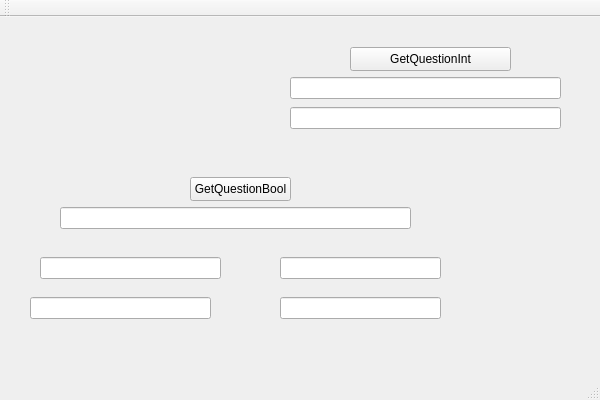
The window that ProjectModernCpp/Client/Game.ui (BogdanDeaconu/ProjectModernCpp) describes before a commit, drawn with Qt 5.
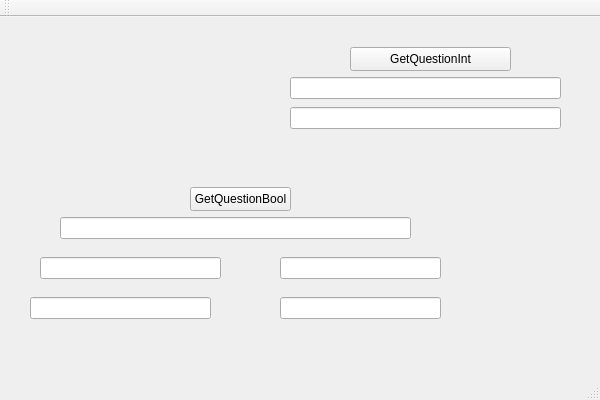
The same window after the commit.

```diff
--- a/ProjectModernCpp/Client/Game.ui
+++ b/ProjectModernCpp/Client/Game.ui
@@ -18,7 +18,7 @@
     <property name="geometry">
      <rect>
       <x>190</x>
-      <y>160</y>
+      <y>170</y>
       <width>101</width>
       <height>24</height>
      </rect>
@@ -44,7 +44,7 @@
     <property name="geometry">
      <rect>
       <x>60</x>
-      <y>190</y>
+      <y>200</y>
       <width>351</width>
       <height>22</height>
      </rect>
```
Left out of the diff: 4 changed lines with no effect on the pictures.
